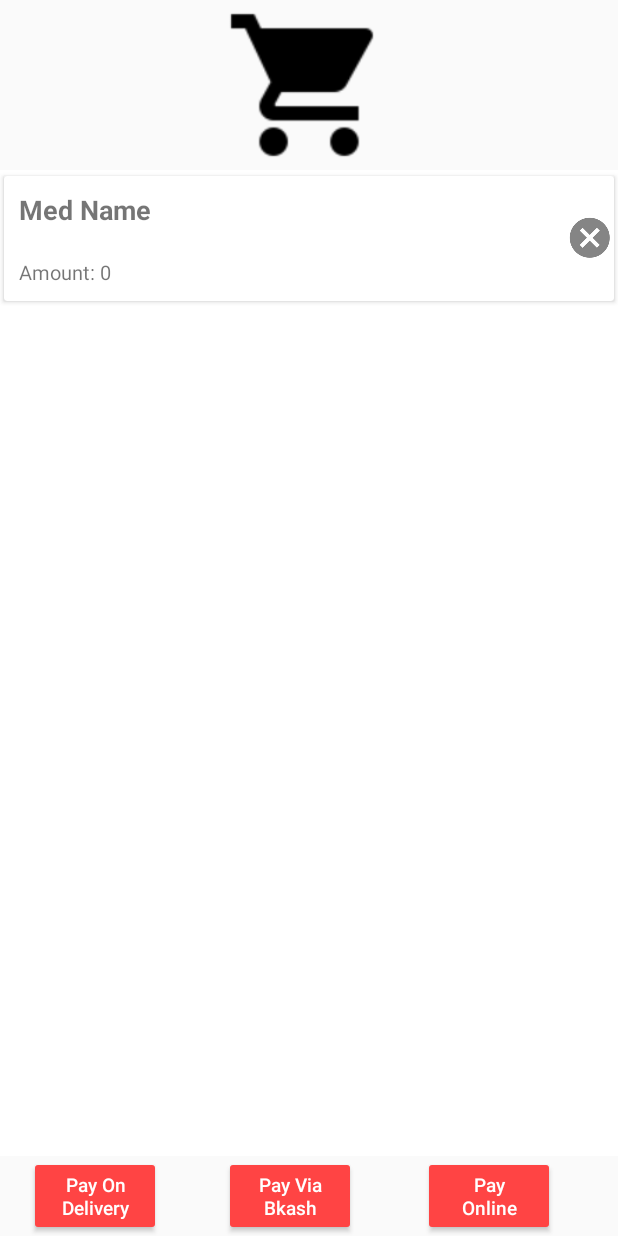
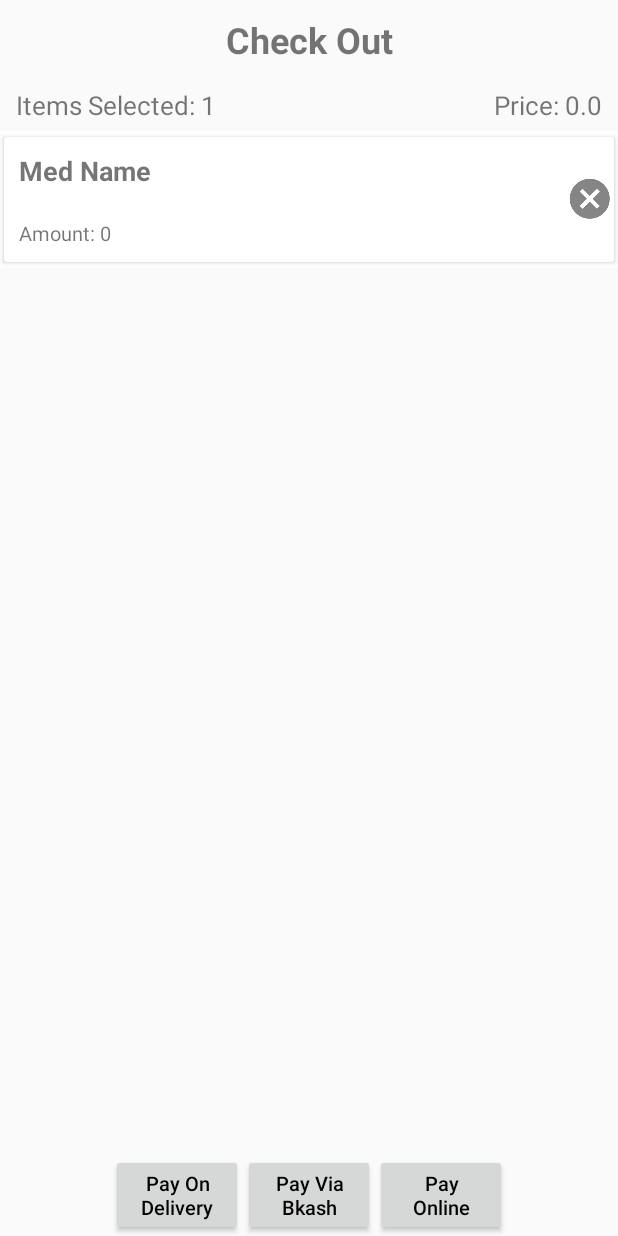
Before and after one commit to TasinIshmam/PrescripXIon2Module, an Android app: the CartActivity screen opened directly, with no data from a screen before it, on a phone screen of 412 x 824 dp. Run offline under Robolectric (Android 15) with nearby library versions, the phone set to English and light mode, and no system bars; 10 statements that could not run were skipped.

Commit message:
Finalized Cart Layout Implemented Cancel Button in Cart Implemented Data passing between activities

```diff
--- a/app/src/main/java/com/prescripxion/www/prescripxion2module/CartActivity.java
+++ b/app/src/main/java/com/prescripxion/www/prescripxion2module/CartActivity.java
@@ -5,13 +5,16 @@ import android.os.Bundle;
 import android.support.v7.app.AppCompatActivity;
 import android.support.v7.widget.LinearLayoutManager;
 import android.support.v7.widget.RecyclerView;
+import android.widget.TextView;
 
+import java.math.BigDecimal;
+import java.math.RoundingMode;
 import java.util.ArrayList;
 import java.util.HashMap;
 import java.util.Map;
 import java.util.TreeMap;
 
-public class CartActivity extends AppCompatActivity {
+public class CartActivity extends AppCompatActivity implements CartAdapter.CartAdapterDataTransferInterface {
 
 
     ///Declaration Of Recycler Variables For Cart
@@ -19,23 +22,31 @@ public class CartActivity extends AppCompatActivity {
     private RecyclerView.Adapter cartAdapter;
     private RecyclerView.LayoutManager cartLayoutManager;
 
+    TextView cartPriceText, cartItemSelectedText;
+
 
 
     ArrayList<Medicine> medicines;
     TreeMap<Medicine , Integer> addedToCartMap;
     ArrayList<MyPair>  addedToCartArrayList = new ArrayList<MyPair>();
 
-    String [] addedTo=new String[10];
+
+
+
 
     @Override
     protected void onCreate(Bundle savedInstanceState) {
         super.onCreate(savedInstanceState);
         setContentView(R.layout.activity_cart);
 
+        cartItemSelectedText = (TextView) findViewById(R.id.cartItemSelectedTextView);
+        cartPriceText = (TextView) findViewById(R.id.cartTotalPriceTextView);
+
         ///RecyclerView Codes For Cart:
         cartRecyclerView = (RecyclerView) findViewById(R.id.recyclerCart);
         cartLayoutManager = new LinearLayoutManager(this);
         cartRecyclerView.setLayoutManager(cartLayoutManager);
+
 
 
         Intent activityThatCalled = getIntent();
@@ -58,18 +69,17 @@ public class CartActivity extends AppCompatActivity {
 
         }
 
+        if (!addedToCartArrayList.isEmpty()) {
+            updateCartText();
+        }
 
 
 
 
 
 
-        cartAdapter = new CartAdapter(this, addedToCartArrayList, new ClickListener() {
-            @Override
-            public void onPositionClicked(int position) {
 
-            }
-        });
+        cartAdapter = new CartAdapter(this, addedToCartArrayList) ;
 
         cartRecyclerView.setAdapter(cartAdapter);
 
@@ -77,4 +87,64 @@ public class CartActivity extends AppCompatActivity {
     }
 
 
+    @Override
+    public void onBackPressed() {
+
+        TreeMap<Medicine, Integer> updatedAddedToCartMap = new TreeMap<>();
+
+        for(MyPair e : addedToCartArrayList)
+        {
+            updatedAddedToCartMap.put(e.medicine, e.amount);
+
+        }
+
+        Intent goingBack = new Intent();
+
+        goingBack.putExtra("updatedAddedToCartMap" , updatedAddedToCartMap);
+
+        setResult(RESULT_OK, goingBack);
+
+        finish();
+
+
+    }
+
+    void updateCartText()
+    {
+        int items = addedToCartArrayList.size();
+        double totalPrice = 0;
+
+        for(MyPair e : addedToCartArrayList)
+        {
+            double unitPrice = e.medicine.getPrice() * e.getAmount();
+
+            totalPrice += unitPrice;
+        }
+
+        totalPrice = BigDecimal.valueOf(totalPrice).setScale(3, RoundingMode.HALF_UP).doubleValue();
+
+       String priceText = "Price: " + Double.toString(totalPrice);
+       String itemText = "Items Selected: " + Integer.toString(items);
+
+       cartPriceText.setText(priceText);
+       cartItemSelectedText.setText(itemText);
+
+
+    }
+
+
+    @Override
+    public void onCartDataChanged(ArrayList<MyPair> updatedCartArrayList) {
+        addedToCartArrayList = updatedCartArrayList;
+
+        if(!addedToCartArrayList.isEmpty())
+        {
+            updateCartText();
+        }
+        else
+        {
+            cartPriceText.setText("Price: 0");
+            cartItemSelectedText.setText("Items Selected: 0");
+        }
+    }
 }
--- a/app/src/main/java/com/prescripxion/www/prescripxion2module/CartAdapter.java
+++ b/app/src/main/java/com/prescripxion/www/prescripxion2module/CartAdapter.java
@@ -15,18 +15,18 @@ import java.util.ArrayList;
  */
 
 
-public class CartAdapter extends RecyclerView.Adapter<CartViewHolder> {
+public class CartAdapter extends RecyclerView.Adapter<CartViewHolder> implements View.OnClickListener{
     Context c;
-    ClickListener listener;
+
     ArrayList<MyPair> medicineList;
 
 
 
 
-    public CartAdapter(Context ctx,  ArrayList< MyPair > medicineList,  ClickListener listener)
+    public CartAdapter(Context ctx,  ArrayList< MyPair > medicineList)
     {
         this.c=ctx;
-        this.listener = listener;
+
         this.medicineList=medicineList;
 
 
@@ -36,8 +36,10 @@ public class CartAdapter extends RecyclerView.Adapter<CartViewHolder> {
     public CartViewHolder onCreateViewHolder(ViewGroup parent, int viewType) {
 
         View v= LayoutInflater.from(parent.getContext()).inflate(R.layout.cart_card_model,null);
-        //HOLDER
-        CartViewHolder holder=new CartViewHolder(v, listener);
+
+        CartViewHolder holder=new CartViewHolder(v);
+        holder.itemCancelButton.setTag(holder);
+        holder.itemCancelButton.setOnClickListener(this);
         return holder;
     }
 
@@ -75,7 +77,31 @@ public class CartAdapter extends RecyclerView.Adapter<CartViewHolder> {
     public int getItemCount() {
         return medicineList.size();
     }
-    //RETURN FILTER OBJ
+
+    @Override
+    public void onClick(View view) {
+CartViewHolder holder = (CartViewHolder) view.getTag();
+
+        if(view.getId() == holder.itemCancelButton.getId())
+        {
+            removeItemAt(holder.getAdapterPosition());
+
+        }
+    }
+
+    private void removeItemAt(int position) {
+        medicineList.remove(position);
+        this.notifyItemRemoved(position);
+        this.notifyItemRangeChanged(position, medicineList.size());
+        ((CartAdapterDataTransferInterface)c).onCartDataChanged( medicineList);
+    }
+
+
+
+    interface CartAdapterDataTransferInterface
+    {
+        public void onCartDataChanged(ArrayList<MyPair> updatedCartArrayList);
+    }
 
 
 }
--- a/app/src/main/java/com/prescripxion/www/prescripxion2module/CartViewHolder.java
+++ b/app/src/main/java/com/prescripxion/www/prescripxion2module/CartViewHolder.java
@@ -5,36 +5,30 @@ import android.view.View;
 import android.widget.ImageButton;
 import android.widget.TextView;
 
-import java.lang.ref.WeakReference;
-
 /**
  * Created by Tasin Ishmam on 12/14/2017.
  */
 
-public class CartViewHolder extends RecyclerView.ViewHolder implements View.OnClickListener{
+public class CartViewHolder extends RecyclerView.ViewHolder {
 
     TextView medNameTxt,medPriceTxt, medAmountTxt;
     ImageButton itemCancelButton;
-    WeakReference<ClickListener> listenerRef;
 
 
 
 
-    public CartViewHolder(View itemView, ClickListener listener) {
+
+    public CartViewHolder(View itemView) {
         super(itemView);
 
-        listenerRef = new WeakReference<>(listener);
+
         this.medNameTxt= (TextView) itemView.findViewById(R.id.CartMedNameText);
         this.medPriceTxt= (TextView) itemView.findViewById(R.id.CartMedPriceText);
         this.itemCancelButton= (ImageButton) itemView.findViewById(R.id.CartItemCancelButton);
         this.medAmountTxt = (TextView) itemView.findViewById(R.id.CartMedAmountText);
 
-        itemCancelButton.setOnClickListener(this);
 
     }
 
-    @Override
-    public void onClick(View view) {
 
-    }
 }
--- a/app/src/main/res/layout/activity_cart.xml
+++ b/app/src/main/res/layout/activity_cart.xml
@@ -8,66 +8,120 @@
 
     tools:context="com.prescripxion.www.prescripxion2module.CartActivity">
 
-    <ImageView
-        android:id="@+id/imageView"
-        android:layout_width="18mm"
-        android:layout_height="18mm"
-        android:layout_below="@+id/textView2"
-        android:layout_centerHorizontal="true"
-        app:srcCompat="@drawable/carticon" />
+    <LinearLayout
+        android:layout_width="match_parent"
+        android:layout_height="wrap_content"
+        android:layout_alignParentTop="true"
+        android:layout_above="@+id/purchase_buttons_layout"
+        android:orientation="vertical">
+
+        <TextView
+            android:layout_width="match_parent"
+            android:layout_gravity="center"
+            android:textAlignment="center"
+            android:padding="10dp"
+            android:textSize="24sp"
+            android:textStyle="bold"
+
+            android:layout_height="wrap_content"
+            android:text="Check Out" />
+
+        <LinearLayout
+            android:layout_width="match_parent"
+            android:layout_height="wrap_content"
+            android:orientation="horizontal">
+
+            <TextView
+                android:layout_width="wrap_content"
+                android:layout_height="wrap_content"
+                android:padding="5dp"
+                android:layout_marginStart="5dp"
+                android:textSize="17sp"
+                android:id="@+id/cartItemSelectedTextView"
+                android:text="Items Selected: 0"/>
+
+            <TextView
+                android:layout_width="match_parent"
+                android:layout_height="wrap_content"
+                android:padding="5dp"
+
+                android:textSize="17sp"
+                android:textAlignment="textEnd"
+                android:id="@+id/cartTotalPriceTextView"
+                android:layout_marginEnd="5dp"
+                android:text="Price: 0 "/>
+        </LinearLayout>
+
+
+        <android.support.v7.widget.RecyclerView
+            android:id="@+id/recyclerCart"
+            android:layout_width="match_parent"
+            android:layout_height="wrap_content"
+
+
+            android:background="#ffffff"
+
+            tools:listitem="@android:layout/simple_list_item_2" />
 
 
 
+    </LinearLayout>
+
+    <LinearLayout
+        android:layout_width="match_parent"
+        android:gravity="center"
+        android:layout_alignParentBottom="true"
+        android:id="@+id/purchase_buttons_layout"
+
+        android:layout_height="wrap_content">
+
         <Button
             android:id="@+id/buttonDelivery"
+
             android:layout_width="wrap_content"
             android:layout_height="wrap_content"
-        android:layout_alignParentBottom="true"
-        android:layout_marginStart="19dp"
-        android:backgroundTint="@android:color/holo_red_light"
+
+
             android:text="Pay On\nDelivery"
             android:textAlignment="center"
             android:textAllCaps="false"
-        android:textColor="#ffffff"
-        android:textSize="2mm" />
+            android:textColor="#000000"
+            android:textSize="13sp" />
 
         <Button
             android:id="@+id/buttonBkash"
             android:layout_width="wrap_content"
             android:layout_height="wrap_content"
-        android:layout_alignParentBottom="true"
-        android:layout_alignStart="@+id/imageView"
-        android:backgroundTint="@android:color/holo_red_light"
-        android:textColor="#ffffff"
+
+
+            android:textColor="#000000"
             android:gravity="center"
             android:text="Pay Via\nBkash"
             android:textAlignment="center"
             android:textAllCaps="false"
-        android:textSize="2mm" />
+            android:textSize="13sp" />
 
         <Button
             android:id="@+id/buttonOnline"
             android:layout_width="wrap_content"
             android:layout_height="wrap_content"
-        android:layout_alignBaseline="@+id/buttonBkash"
-        android:layout_alignBottom="@+id/buttonBkash"
-        android:layout_marginStart="19dp"
-        android:textColor="#ffffff"
+
+
+            android:textColor="#000000"
 
             android:layout_toEndOf="@+id/imageView"
-        android:backgroundTint="@android:color/holo_red_light"
             android:text="Pay\nOnline"
             android:textAlignment="center"
             android:textAllCaps="false"
-        android:textSize="2mm" />
+            android:textSize="13sp" />
 
-    <android.support.v7.widget.RecyclerView
-        android:id="@+id/recyclerCart"
-        android:layout_width="match_parent"
-        android:layout_height="wrap_content"
-        android:layout_below="@+id/imageView"
-        android:layout_above="@+id/buttonBkash"
-        android:layout_centerHorizontal="true"
-        android:background="#ffffff"
-        tools:listitem="@android:layout/simple_list_item_2" />
+
+
+    </LinearLayout>
+
+
+
+
+
+
 </RelativeLayout>
```
Also changed, not shown: app/src/main/java/com/prescripxion/www/prescripxion2module/CustomFilter.java (deleted, +0 -66 lines), app/src/main/java/com/prescripxion/www/prescripxion2module/MainActivity.java (+10 -0 lines), app/src/main/java/com/prescripxion/www/prescripxion2module/MyAdapter.java (deleted, +0 -76 lines), app/src/main/java/com/prescripxion/www/prescripxion2module/PurchaseDialog.java (+12 -6 lines). Lines whose indentation alone changed are shown as unchanged.
